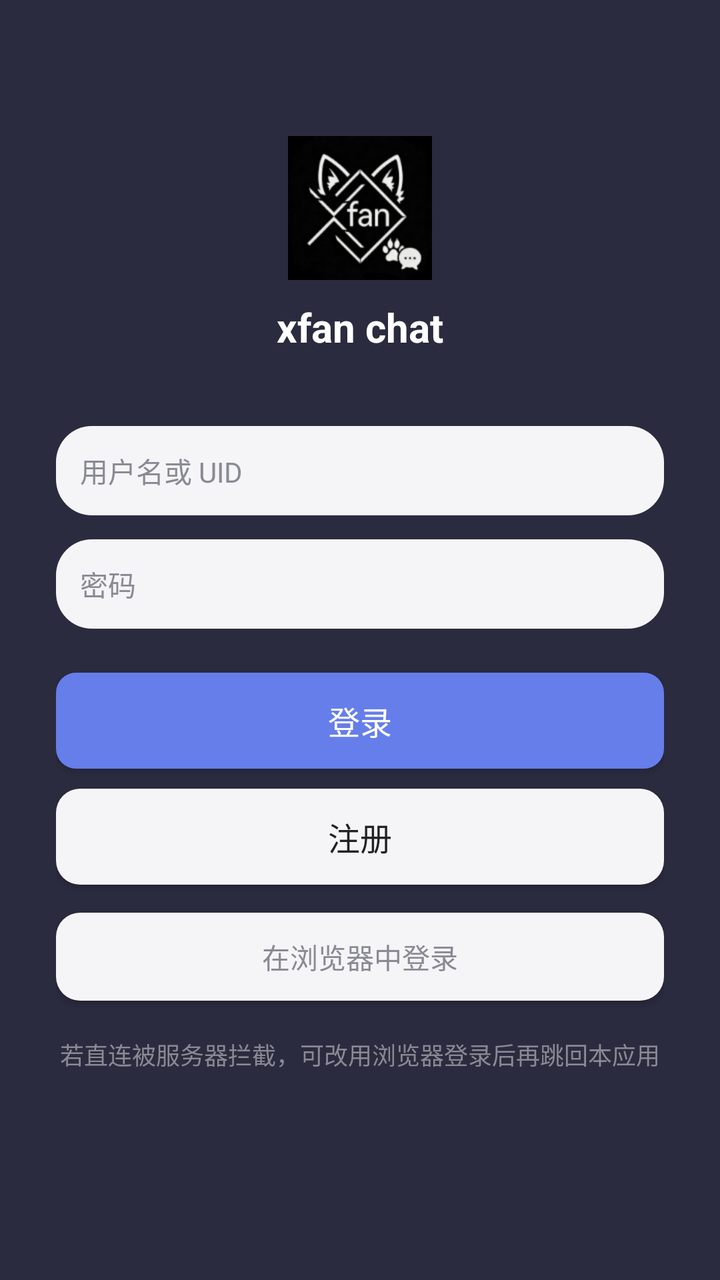
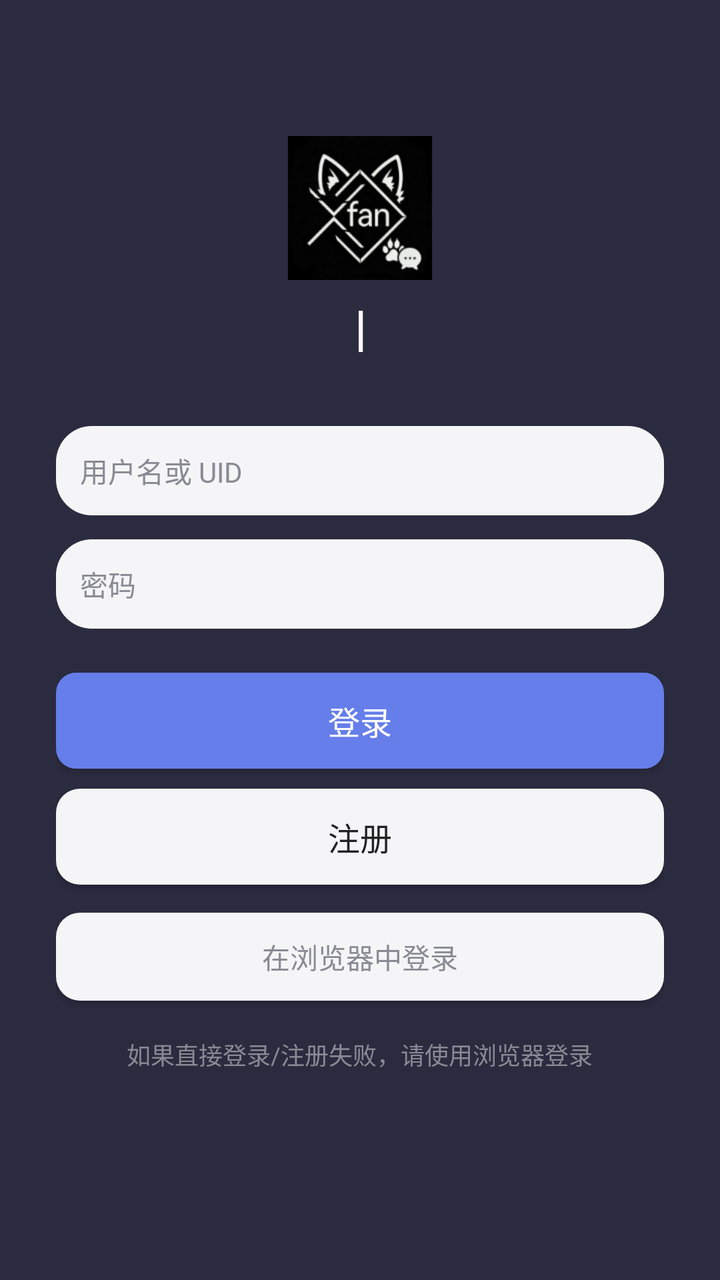

The first picture is an Android layout as it rendered before a commit; the second is the same layout after the commit. The layout source and the unified diff follow.
<!-- AndroidManifest.xml: application theme AppTheme -->
<!-- res/layout/activity_login.xml -->
<?xml version="1.0" encoding="utf-8"?>
<ScrollView xmlns:android="http://schemas.android.com/apk/res/android"
    android:layout_width="match_parent"
    android:layout_height="match_parent"
    android:background="@color/primary"
    android:fillViewport="true">

    <LinearLayout
        android:layout_width="match_parent"
        android:layout_height="wrap_content"
        android:orientation="vertical"
        android:padding="28dp"
        android:gravity="center_horizontal">

        <ImageView
            android:layout_width="72dp"
            android:layout_height="72dp"
            android:layout_marginTop="40dp"
            android:src="@mipmap/ic_launcher"
            android:contentDescription="@string/app_name" />

        <TextView
            android:layout_width="wrap_content"
            android:layout_height="wrap_content"
            android:layout_marginTop="10dp"
            android:text="@string/app_name"
            android:textColor="@color/text_light"
            android:textSize="20sp"
            android:textStyle="bold" />

        <EditText
            android:id="@+id/edUser"
            android:layout_width="match_parent"
            android:layout_height="wrap_content"
            android:layout_marginTop="36dp"
            android:hint="@string/hint_user"
            android:background="@drawable/bg_input"
            android:padding="12dp"
            android:textColor="@color/text"
            android:textColorHint="@color/text_sub"
            android:textSize="14sp" />

        <EditText
            android:id="@+id/edPass"
            android:layout_width="match_parent"
            android:layout_height="wrap_content"
            android:layout_marginTop="12dp"
            android:hint="@string/hint_pass"
            android:inputType="textPassword"
            android:background="@drawable/bg_input"
            android:padding="12dp"
            android:textColor="@color/text"
            android:textColorHint="@color/text_sub"
            android:textSize="14sp" />

        
        <EditText
            android:id="@+id/edUid"
            android:layout_width="match_parent"
            android:layout_height="wrap_content"
            android:layout_marginTop="12dp"
            android:hint="@string/hint_uid"
            android:background="@drawable/bg_input"
            android:padding="12dp"
            android:textColor="@color/text"
            android:textColorHint="@color/text_sub"
            android:textSize="14sp"
            android:visibility="gone" />

        <TextView
            android:id="@+id/tvUidTip"
            android:layout_width="match_parent"
            android:layout_height="wrap_content"
            android:layout_marginTop="6dp"
            android:text="@string/uid_warn"
            android:textColor="#FFB74D"
            android:textSize="11sp"
            android:visibility="gone" />

        <EditText
            android:id="@+id/edInvite"
            android:layout_width="match_parent"
            android:layout_height="wrap_content"
            android:layout_marginTop="12dp"
            android:hint="@string/hint_invite"
            android:background="@drawable/bg_input"
            android:padding="12dp"
            android:textColor="@color/text"
            android:textColorHint="@color/text_sub"
            android:textSize="14sp"
            android:visibility="gone" />

        <Button
            android:id="@+id/btnLogin"
            android:layout_width="match_parent"
            android:layout_height="48dp"
            android:layout_marginTop="22dp"
            android:background="@drawable/bg_btn"
            android:text="@string/btn_login"
            android:textColor="@color/text_light"
            android:textSize="16sp" />

        <Button
            android:id="@+id/btnRegister"
            android:layout_width="match_parent"
            android:layout_height="48dp"
            android:layout_marginTop="10dp"
            android:background="@drawable/bg_card"
            android:text="@string/btn_register"
            android:textColor="@color/text"
            android:textSize="16sp" />

        <Button
            android:id="@+id/btnWeb"
            android:layout_width="match_parent"
            android:layout_height="44dp"
            android:layout_marginTop="14dp"
            android:background="@drawable/bg_card"
            android:text="@string/btn_web_login"
            android:textColor="@color/text_sub"
            android:textSize="14sp" />

        <TextView
            android:id="@+id/tvTip"
            android:layout_width="wrap_content"
            android:layout_height="wrap_content"
            android:layout_marginTop="18dp"
            android:text="@string/web_login_tip"
            android:textColor="@color/text_sub"
            android:textSize="12sp" />
    </LinearLayout>
</ScrollView>
<!-- resources referenced by this layout -->
<resources>
  <color name="primary">#2B2B40</color>
  <color name="text">#222222</color>
  <color name="text_light">#FFFFFF</color>
  <color name="text_sub">#8A8A94</color>
  <!-- drawable bg_btn (drawable) -->
  <?xml version="1.0" encoding="utf-8"?>
  <shape xmlns:android="http://schemas.android.com/apk/res/android" android:shape="rectangle">
      <solid android:color="@color/accent" />
      <corners android:radius="10dp" />
  </shape>
  <!-- drawable bg_card (drawable) -->
  <?xml version="1.0" encoding="utf-8"?>
  <shape xmlns:android="http://schemas.android.com/apk/res/android" android:shape="rectangle">
      <solid android:color="@color/bg_panel" />
      <corners android:radius="12dp" />
  </shape>
  <!-- drawable bg_input (drawable) -->
  <?xml version="1.0" encoding="utf-8"?>
  <shape xmlns:android="http://schemas.android.com/apk/res/android" android:shape="rectangle">
      <solid android:color="@color/bg_panel" />
      <corners android:radius="18dp" />
  </shape>
  <!-- mipmap ic_launcher: png bitmap (mipmap-hdpi, 3683 bytes) -->
  <string name="app_name">xfan chat</string>
  <string name="btn_login">登录</string>
  <string name="btn_register">注册</string>
  <string name="btn_web_login">在浏览器中登录</string>
  <string name="hint_invite">邀请码</string>
  <string name="hint_pass">密码</string>
  <string name="hint_uid">用户 UID（3-20 位英文或数字）</string>
  <string name="hint_user">用户名或 UID</string>
  <string name="uid_warn">UID 注册后不可更改（仅管理员可在后台修改），请慎重填写。</string>
  <string name="web_login_tip">若直连被服务器拦截，可改用浏览器登录后再跳回本应用</string>
  <style name="AppTheme" parent="@android:style/Theme.Material.Light.NoActionBar">
          <item name="android:colorPrimary">@color/primary</item>
          <item name="android:colorPrimaryDark">@color/primaryDark</item>
          <item name="android:colorAccent">@color/accent</item>
          <item name="android:windowBackground">@color/bg</item>
          <item name="android:statusBarColor">@color/primaryDark</item>
          <item name="android:windowLightStatusBar">false</item>
      </style>
  <color name="accent">#667EEA</color>
  <color name="bg_panel">#F5F5F7</color>
  <color name="primaryDark">#1B1B28</color>
  <color name="bg">#FFFFFF</color>
</resources>

<!-- the commit's change to res/layout/activity_login.xml (unified diff, before → after) -->
@@ -6,6 +6,7 @@
     android:fillViewport="true">
 
     <LinearLayout
+        android:id="@+id/boxLogin"
         android:layout_width="match_parent"
         android:layout_height="wrap_content"
         android:orientation="vertical"
@@ -19,14 +20,54 @@
             android:src="@mipmap/ic_launcher"
             android:contentDescription="@string/app_name" />
 
-        <TextView
+        
+        <LinearLayout
             android:layout_width="wrap_content"
             android:layout_height="wrap_content"
             android:layout_marginTop="10dp"
-            android:text="@string/app_name"
-            android:textColor="@color/text_light"
-            android:textSize="20sp"
-            android:textStyle="bold" />
+            android:orientation="horizontal"
+            android:gravity="center_vertical">
+
+            <TextView
+                android:id="@+id/tvTitle"
+                android:layout_width="wrap_content"
+                android:layout_height="wrap_content"
+                android:textColor="@color/text_light"
+                android:textSize="20sp"
+                android:textStyle="bold"
+                android:typeface="monospace" />
+
+            <TextView
+                android:id="@+id/tvCaret"
+                android:layout_width="wrap_content"
+                android:layout_height="wrap_content"
+                android:textColor="@color/text_light"
+                android:textSize="20sp"
+                android:textStyle="bold"
+                android:typeface="monospace"
+                android:text="|" />
+        </LinearLayout>
+
+        
+        <TextView
+            android:id="@+id/tvLogging"
+            android:layout_width="wrap_content"
+            android:layout_height="wrap_content"
+            android:layout_marginTop="10dp"
+            android:text="正在使你登录，请稍等!"
+            android:textColor="#FFB74D"
+            android:textSize="13sp"
+            android:visibility="gone" />
+
+        
+        <ProgressBar
+            android:id="@+id/pbLogin"
+            style="?android:attr/progressBarStyleHorizontal"
+            android:layout_width="match_parent"
+            android:layout_height="4dp"
+            android:layout_marginTop="8dp"
+            android:max="100"
+            android:visibility="gone" />
 
         <EditText
             android:id="@+id/edUser"
<!-- resource entries referenced after the edit -->
@@ -32,7 +32,7 @@
   <string name="hint_uid">用户 UID（3-20 位英文或数字）</string>
   <string name="hint_user">用户名或 UID</string>
   <string name="uid_warn">UID 注册后不可更改（仅管理员可在后台修改），请慎重填写。</string>
-  <string name="web_login_tip">若直连被服务器拦截，可改用浏览器登录后再跳回本应用</string>
+  <string name="web_login_tip">如果直接登录/注册失败，请使用浏览器登录</string>
   <style name="AppTheme" parent="@android:style/Theme.Material.Light.NoActionBar">
           <item name="android:colorPrimary">@color/primary</item>
           <item name="android:colorPrimaryDark">@color/primaryDark</item>
